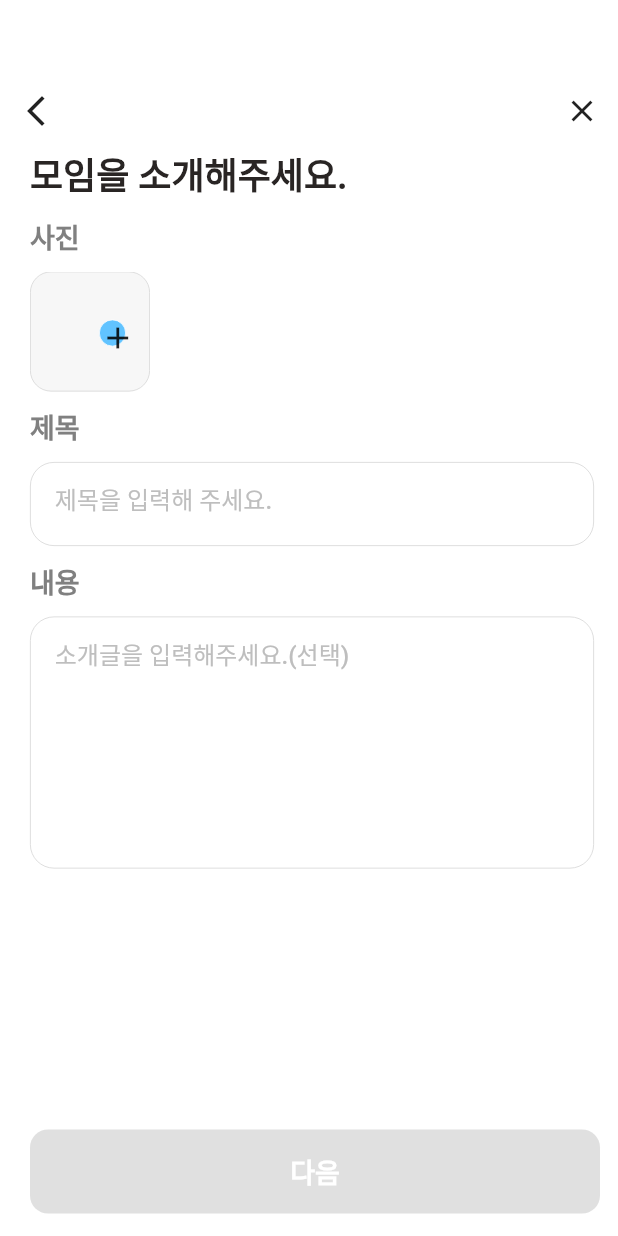
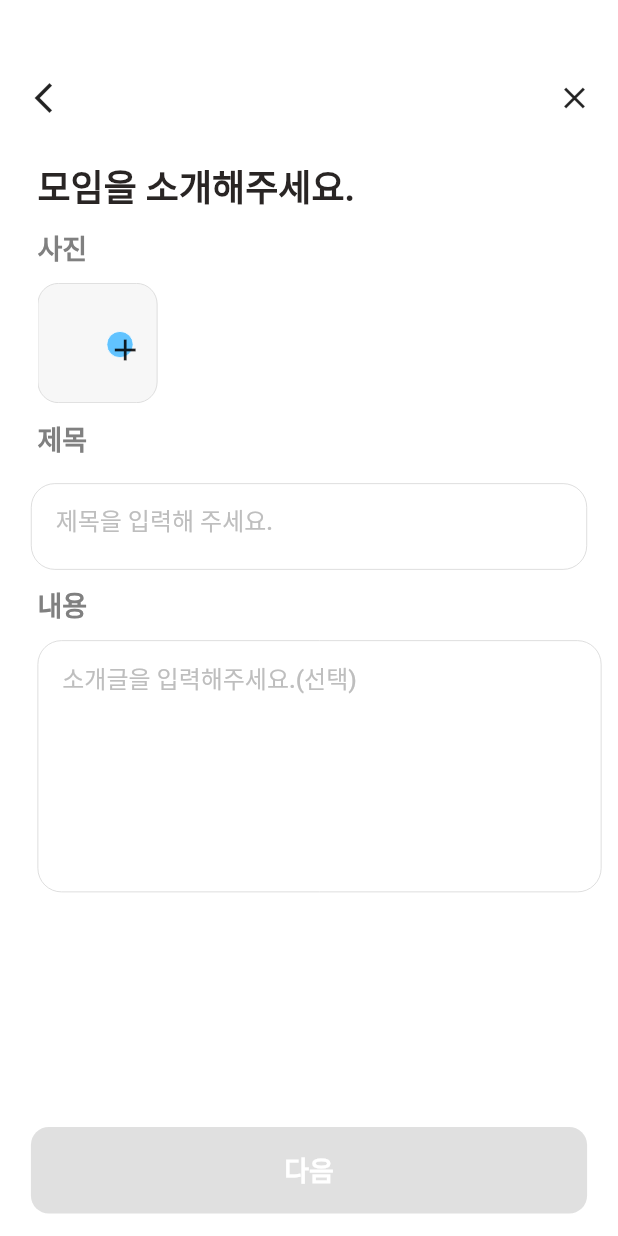
Before and after one commit to ggstargame45/Malf_Study, a Flutter app: the WritingPages1 screen opened by its route, on a phone screen of 412 x 824 dp. Run offline on Flutter 3.47's test engine with Material 2 defaults, Android fonts, the phone set to English and light mode, and no system bars; our stand-ins replace carousel_slider, fluttertoast, image_picker, logger, sliding_up_panel; network calls fail; Roboto replaces fonts that are missing (Pretendard).

Commit message:
화면 비율 맞추기 1

```diff
--- a/malf_study/lib/screens/writing_pages/writing_pages1.dart
+++ b/malf_study/lib/screens/writing_pages/writing_pages1.dart
@@ -1,11 +1,7 @@
-// import 'package:cardview_example/myhomepage.dart';
 import '/page_animation.dart';
 import '/screens/writing_pages/writing_pages2.dart';
-// import 'package:cardview_example/screen/writing_pages/writing_pages_nextbutton.dart';
 import 'package:flutter/material.dart';
-import '../../uitl.dart';
-// import 'dart:io';
-// import 'package:image_picker/image_picker.dart';
+import 'writing_pages_util.dart';
 
 class WritingPages1 extends StatefulWidget {
   const WritingPages1({super.key});
@@ -30,9 +26,31 @@ class _WritingPages1 extends State<WritingPages1> {
             resizeToAvoidBottomInset: false,
             backgroundColor: Colors.white,
             body: SafeArea(
+                child: Padding(
+              padding: EdgeInsets.only(left: 5, right: 5),
               child: Column(
                 children: <Widget>[
-                  const WritingPagesAppbar(),
+                  // 글쓰기 화면 상단의 앱바
+                  WhiteBox(boxWidth: 100, boxHeight: 5),
+                  Row(
+                    crossAxisAlignment: CrossAxisAlignment.center,
+                    mainAxisAlignment: MainAxisAlignment.spaceBetween,
+                    children: [
+                      IconButton(
+                        icon: const Icon(Icons.arrow_back_ios_new_outlined),
+                        onPressed: () {
+                          closeWritingPages(context);
+                        },
+                      ),
+                      IconButton(
+                        icon: const Icon(Icons.close),
+                        onPressed: () {
+                          closeWritingPages(context);
+                        },
+                      )
+                    ],
+                  ),
+                  WhiteBox(boxHeight: 2, boxWidth: 2),
                   const Row(
                     // 모임을 소개해주세요
                     mainAxisAlignment: MainAxisAlignment.start,
@@ -184,15 +202,14 @@ class _WritingPages1 extends State<WritingPages1> {
                               ),
                             ))
                       ]),
+                  WhiteBox(boxWidth: 100, boxHeight: 2),
                   Row(
                     // 제목을 입력해주세요.
-                    mainAxisAlignment: MainAxisAlignment.start,
+                    mainAxisAlignment: MainAxisAlignment.center,
                     children: <Widget>[
-                      Padding(
-                        padding: const EdgeInsets.only(left: 20.0, top: 10.0),
-                        child: Container(
-                          width: 376,
-                          height: 56,
+                      Container(
+                        width: getWidthByPercentOfScreen(90, context),
+                        height: getHeightByPercentOfScreen(7, context),
                         padding: const EdgeInsets.only(left: 16),
                         decoration: ShapeDecoration(
                           color: Colors.white,
@@ -226,7 +243,6 @@ class _WritingPages1 extends State<WritingPages1> {
                           ],
                         ),
                       ),
-                      )
                     ],
                   ),
                   const Row(
@@ -302,7 +318,7 @@ class _WritingPages1 extends State<WritingPages1> {
                       ))
                 ],
               ),
-            )));
+            ))));
   }
 
   void _isTitleNotNull(String s) {
--- a/malf_study/lib/screens/writing_pages/writing_pages2.dart
+++ b/malf_study/lib/screens/writing_pages/writing_pages2.dart
@@ -1,18 +1,22 @@
 // import 'package:flutter/cupertino.dart';
-import '/screens/writing_pages/writing_pages1.dart';
+// import '/screens/writing_pages/writing_pages1.dart';
 import 'package:flutter/material.dart';
 import '../../widgets/handle_picker_button.dart';
 import '../../widgets/date_picker.dart';
 import '../../widgets/toggle_date_picker_button.dart';
-import '../../uitl.dart';
+import 'writing_pages_util.dart';
 import 'package:flutter_localizations/flutter_localizations.dart';
 // import 'package:flutter/services.dart';
 
 class WritingPages2 extends StatelessWidget {
-  const WritingPages2({super.key});
+  // const WritingPages2({super.key});
 
   @override
   Widget build(BuildContext context) {
+    void moveBackScreen() {
+      Navigator.pop(context);
+    }
+
     return MaterialApp(
       localizationsDelegates: const [
         GlobalMaterialLocalizations.delegate,
@@ -31,6 +35,7 @@ class WritingPages2 extends StatelessWidget {
           crossAxisAlignment: CrossAxisAlignment.center,
           children: [
             Padding(
+              // 글쓰기 화면 상단의 앱바
               padding: const EdgeInsets.only(top: 50),
               child: Row(
                 crossAxisAlignment: CrossAxisAlignment.center,
@@ -45,7 +50,6 @@ class WritingPages2 extends StatelessWidget {
                   IconButton(
                     icon: const Icon(Icons.close),
                     onPressed: () {
-                      // Navigator.popUntil(context, ModalRoute.withName("/"));
                       closeWritingPages(context);
                     },
                   )
--- /dev/null
+++ b/malf_study/lib/screens/writing_pages/writing_pages_util.dart
@@ -0,0 +1,161 @@
+import 'writing_pages1.dart';
+import 'package:flutter/material.dart';
+
+double getWidthByPercentOfScreen(double percent, BuildContext context) {
+  return MediaQuery.of(context).size.width * percent / 100;
+}
+
+double getHeightByPercentOfScreen(double percent, BuildContext context) {
+  return MediaQuery.of(context).size.height * percent / 100;
+}
+
+class WhiteBox extends StatelessWidget {
+  // 글쓰기 화면의 '다음' 버튼
+  WhiteBox({
+    Key? key,
+    required this.boxWidth,
+    required this.boxHeight,
+  }) : super(key: key);
+
+  double boxWidth, boxHeight;
+
+  @override
+  Widget build(BuildContext context) {
+    return Container(
+      width: getWidthByPercentOfScreen(boxWidth, context),
+      height: getHeightByPercentOfScreen(boxHeight, context),
+      color: Colors.white,
+    );
+  }
+}
+
+void closeWritingPages(BuildContext context) {
+  // 닫기 버튼 누를 때 띄우는 창
+  showDialog(
+    context: context,
+    barrierDismissible: false, //바깥 영역 터치시 닫을지 여부 결정
+    builder: ((context) {
+      return AlertDialog(
+        shape:
+            RoundedRectangleBorder(borderRadius: BorderRadius.circular(16.0)),
+        backgroundColor: const Color.fromARGB(255, 255, 255, 255),
+        title: const Text(
+          '모임을 나중에 여시겠습니까?',
+          textAlign: TextAlign.center,
+          style: TextStyle(
+              color: Color(0xFF1A1A1A),
+              fontSize: 21,
+              fontFamily: 'Pretendard',
+              fontWeight: FontWeight.w700,
+              height: 2),
+        ),
+        content: const Text(
+          '나중에 다시 한번 좋은\n모임을 열어주세요',
+          textAlign: TextAlign.center,
+          style: TextStyle(
+            color: Color(0xFF808080),
+            fontSize: 15,
+            fontFamily: 'Pretendard',
+            fontWeight: FontWeight.w400,
+          ),
+        ),
+        actions: <Widget>[
+          Padding(
+            padding: const EdgeInsets.only(left: 10, right: 10),
+            child: Row(
+              mainAxisAlignment: MainAxisAlignment.spaceBetween,
+              crossAxisAlignment: CrossAxisAlignment.center,
+              children: [
+                ElevatedButton(
+                  style: ButtonStyle(
+                      shape: MaterialStateProperty.all<RoundedRectangleBorder>(
+                          RoundedRectangleBorder(
+                              borderRadius: BorderRadius.circular(12))),
+                      backgroundColor: MaterialStateProperty.all(Colors.grey),
+                      minimumSize:
+                          MaterialStateProperty.all(const Size(120, 40))),
+                  onPressed: () {
+                    Navigator.of(context).pop(); //창 닫기
+                  },
+                  child: const Text(
+                    '취소',
+                    style: TextStyle(
+                      color: Colors.white,
+                      fontSize: 16,
+                      fontFamily: 'Pretendard',
+                      fontWeight: FontWeight.w700,
+                    ),
+                  ),
+                ),
+                ElevatedButton(
+                  style: ButtonStyle(
+                      shape: MaterialStateProperty.all<RoundedRectangleBorder>(
+                          RoundedRectangleBorder(
+                              borderRadius: BorderRadius.circular(12))),
+                      backgroundColor:
+                          MaterialStateProperty.all(const Color(0xFF61C3FF)),
+                      minimumSize:
+                          MaterialStateProperty.all(const Size(120, 40))),
+                  onPressed: () {
+                    Navigator.popUntil(
+                        context, ModalRoute.withName("/")); //초기 화면으로 이동
+                  },
+                  child: const Text(
+                    '나가기',
+                    style: TextStyle(
+                      color: Colors.white,
+                      fontSize: 16,
+                      fontFamily: 'Pretendard',
+                      fontWeight: FontWeight.w700,
+                    ),
+                  ),
+                ),
+              ],
+            ),
+          )
+        ],
+      );
+    }),
+  );
+}
+
+class WritingPagesNextbutton extends StatelessWidget {
+  // 글쓰기 화면의 '다음' 버튼
+  const WritingPagesNextbutton({
+    Key? key,
+    required this.pressNextButton,
+  }) : super(key: key);
+
+  final VoidCallback? pressNextButton;
+
+  @override
+  Widget build(BuildContext context) {
+    return Row(
+      mainAxisAlignment: MainAxisAlignment.center,
+      children: <Widget>[
+        Padding(
+            padding: const EdgeInsets.only(top: 10.0),
+            child: ElevatedButton(
+              style: ElevatedButton.styleFrom(
+                  shape: RoundedRectangleBorder(
+                      borderRadius: BorderRadius.circular(12)),
+                  backgroundColor: Color(0xFF61C3FF),
+                  minimumSize: Size(
+                    getWidthByPercentOfScreen(90, context),
+                    getHeightByPercentOfScreen(7, context),
+                  )),
+              onPressed: pressNextButton,
+              child: const Text(
+                '다음',
+                style: TextStyle(
+                  color: Colors.white,
+                  fontSize: 18,
+                  fontFamily: 'Pretendard',
+                  fontWeight: FontWeight.w700,
+                ),
+              ),
+            ))
+      ],
+    );
+  }
+}
--- a/malf_study/lib/uitl.dart
+++ /dev/null
@@ -1,158 +0,0 @@
-import 'screens/writing_pages/writing_pages1.dart';
-import 'package:flutter/material.dart';
-
-double getHeightByPercentOfScreen(double percent, BuildContext context) {
-  return MediaQuery.of(context).size.height * percent / 100;
-}
-
-class WritingPagesAppbar extends StatelessWidget {
-  // 글쓰기의 최상단 앱바
-  const WritingPagesAppbar({super.key});
-
-  @override
-  Widget build(BuildContext context) {
-    return Padding(
-      padding: const EdgeInsets.only(top: 50),
-      child: Row(
-        crossAxisAlignment: CrossAxisAlignment.center,
-        mainAxisAlignment: MainAxisAlignment.spaceBetween,
-        children: [
-          IconButton(
-            icon: const Icon(Icons.arrow_back_ios_new_outlined),
-            onPressed: () {
-              if (context == WritingPages1()) {
-                // 첫 번째 페이지의 경우 뒤로가기를 누르면 창이 띄워지게 하고 싶은데... 모르겠음
-                closeWritingPages(context);
-              } else {
-                Navigator.pop(context);
-              }
-            },
-          ),
-          IconButton(
-            icon: const Icon(Icons.close),
-            onPressed: () {
-              closeWritingPages(context);
-            },
-          )
-        ],
-      ),
-    );
-  }
-}
-
-void closeWritingPages(BuildContext context) {
-  // 닫기 버튼 누를 때 띄우는 창
-  showDialog(
-    context: context,
-    barrierDismissible: false, //바깥 영역 터치시 닫을지 여부 결정
-    builder: ((context) {
-      return AlertDialog(
-        backgroundColor: const Color.fromARGB(255, 255, 255, 255),
-        title: const Text(
-          '모임을 나중에 여시겠습니까?',
-          textAlign: TextAlign.center,
-          style: TextStyle(
-              color: Color(0xFF1A1A1A),
-              fontSize: 21,
-              fontFamily: 'Pretendard',
-              fontWeight: FontWeight.w700,
-              height: 2),
-        ),
-        content: const Text(
-          '나중에 다시 한번 좋은\n모임을 열어주세요',
-          textAlign: TextAlign.center,
-          style: TextStyle(
-            color: Color(0xFF808080),
-            fontSize: 15,
-            fontFamily: 'Pretendard',
-            fontWeight: FontWeight.w400,
-          ),
-        ),
-        actions: <Widget>[
-          Row(
-            mainAxisAlignment: MainAxisAlignment.spaceBetween,
-            crossAxisAlignment: CrossAxisAlignment.center,
-            children: [
-              ElevatedButton(
-                style: ButtonStyle(
-                    backgroundColor: MaterialStateProperty.all(Colors.grey),
-                    minimumSize:
-                        MaterialStateProperty.all(const Size(120, 40))),
-                onPressed: () {
-                  Navigator.of(context).pop(); //창 닫기
-                },
-                child: const Text(
-                  '취소',
-                  style: TextStyle(
-                    color: Colors.white,
-                    fontSize: 16,
-                    fontFamily: 'Pretendard',
-                    fontWeight: FontWeight.w700,
-                  ),
-                ),
-              ),
-              ElevatedButton(
-                style: ButtonStyle(
-                    backgroundColor:
-                        MaterialStateProperty.all(const Color(0xFF61C3FF)),
-                    minimumSize:
-                        MaterialStateProperty.all(const Size(120, 40))),
-                onPressed: () {
-                  Navigator.popUntil(
-                      context, ModalRoute.withName("/")); //초기 화면으로 이동
-                },
-                child: const Text(
-                  '나가기',
-                  style: TextStyle(
-                    color: Colors.white,
-                    fontSize: 16,
-                    fontFamily: 'Pretendard',
-                    fontWeight: FontWeight.w700,
-                  ),
-                ),
-              ),
-            ],
-          )
-        ],
-      );
-    }),
-  );
-}
-
-class WritingPagesNextbutton extends StatelessWidget {
-  // 글쓰기 화면의 '다음' 버튼
-  const WritingPagesNextbutton({
-    Key? key,
-    required this.pressNextButton,
-  }) : super(key: key);
-
-  final VoidCallback? pressNextButton;
-
-  @override
-  Widget build(BuildContext context) {
-    return Row(
-      mainAxisAlignment: MainAxisAlignment.start,
-      children: <Widget>[
-        Padding(
-            padding: const EdgeInsets.only(left: 20.0, top: 10.0),
-            child: ElevatedButton(
-              style: ElevatedButton.styleFrom(
-                  shape: RoundedRectangleBorder(
-                      borderRadius: BorderRadius.circular(12)),
-                  backgroundColor: Color(0xFF61C3FF),
-                  minimumSize: const Size(380, 56)),
-              onPressed: pressNextButton,
-              child: const Text(
-                '다음',
-                style: TextStyle(
-                  color: Colors.white,
-                  fontSize: 18,
-                  fontFamily: 'Pretendard',
-                  fontWeight: FontWeight.w700,
-                ),
-              ),
-            ))
-      ],
-    );
-  }
-}
```
Lines whose indentation alone changed are shown as unchanged.
